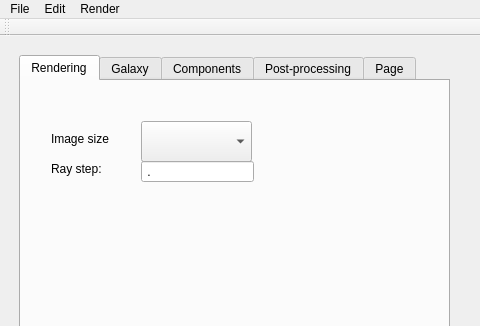
Old version of the form mainwindow.ui in the repository leuat/gamer; both pictures show x 0 to 480 and y 0 to 326 of the 1051 by 756 pixel window.
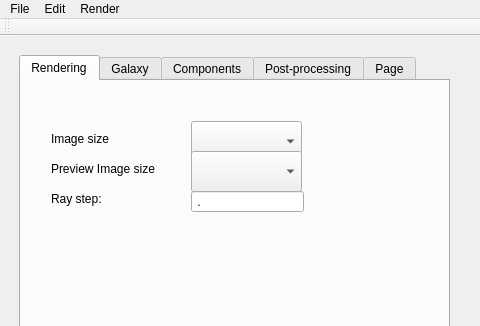
New version of the form. The open tabs and pages were chosen to show the change. Custom widgets are drawn as their Qt base class.

What changed in the file:
```diff
--- a/mainwindow.ui
+++ b/mainwindow.ui
@@ -52,7 +52,7 @@
      <widget class="QComboBox" name="cmbImageSize">
       <property name="geometry">
        <rect>
-        <x>120</x>
+        <x>170</x>
         <y>40</y>
         <width>111</width>
         <height>41</height>
@@ -75,7 +75,7 @@
       <property name="geometry">
        <rect>
         <x>30</x>
-        <y>80</y>
+        <y>110</y>
         <width>91</width>
         <height>16</height>
        </rect>
@@ -87,8 +87,8 @@
      <widget class="QLineEdit" name="leRayStep">
       <property name="geometry">
        <rect>
-        <x>120</x>
-        <y>80</y>
+        <x>170</x>
+        <y>110</y>
         <width>113</width>
         <height>21</height>
        </rect>
@@ -100,6 +100,41 @@
        <string>0.00000</string>
       </property>
      </widget>
+     <widget class="QComboBox" name="cmbPreviewSize">
+      <property name="geometry">
+       <rect>
+        <x>170</x>
+        <y>70</y>
+        <width>111</width>
+        <height>41</height>
+       </rect>
+      </property>
+      <property name="toolTip">
+       <string>Image size squared</string>
+      </property>
+      <property name="toolTipDuration">
+       <number>-1</number>
+      </property>
+      <property name="statusTip">
+       <string/>
+      </property>
+      <property name="whatsThis">
+       <string>Huh?</string>
+      </property>
+     </widget>
+     <widget class="QLabel" name="label_24">
+      <property name="geometry">
+       <rect>
+        <x>30</x>
+        <y>80</y>
+        <width>131</width>
+        <height>16</height>
+       </rect>
+      </property>
+      <property name="text">
+       <string>Preview Image size</string>
+      </property>
+     </widget>
     </widget>
     <widget class="QWidget" name="tabGalaxy">
      <attribute name="title">
```
Left out of the diff: 10 changed lines with no effect on the pictures.
